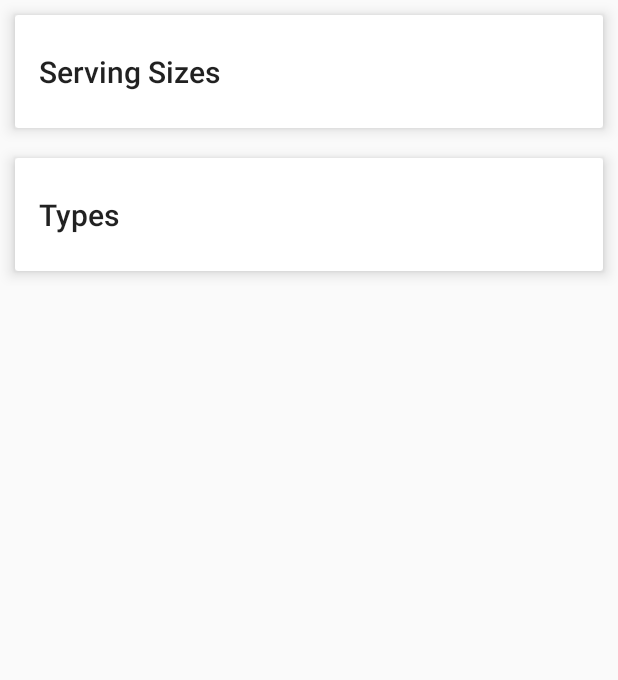
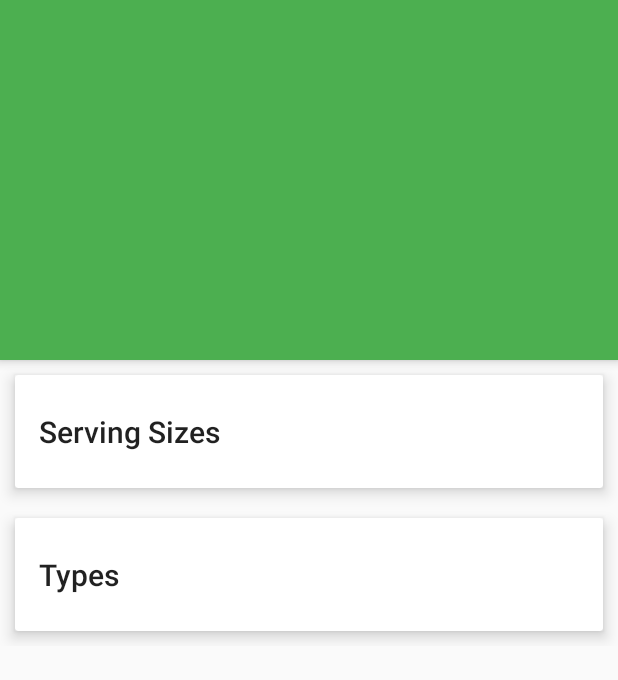
Before and after one commit to nutritionfactsorg/daily-dozen-android, an Android app: the layout activity_food_info.xml on its own in the app's theme, with its tools: preview values and no code run, on a phone screen of 412 x 824 dp. Shown: the top 680 px of the screen. Run offline under Robolectric (Android 15) with nearby library versions, the light colour scheme and no system bars.

Commit message:
Added large images

```diff
--- a/app/build.gradle
+++ b/app/build.gradle
@@ -43,6 +43,7 @@ dependencies {
     compile fileTree(dir: 'libs', include: ['*.jar'])
     compile 'com.android.support:appcompat-v7:23.2.1'
     compile 'com.android.support:cardview-v7:23.2.1'
+    compile 'com.android.support:design:23.2.1'
     compile 'com.michaelpardo:activeandroid:3.1.0-SNAPSHOT'
     compile('com.crashlytics.sdk.android:crashlytics:2.5.5@aar') {
         transitive = true;
--- a/app/src/main/res/layout/activity_food_info.xml
+++ b/app/src/main/res/layout/activity_food_info.xml
@@ -1,8 +1,39 @@
 <?xml version="1.0" encoding="utf-8"?>
-<ScrollView xmlns:android="http://schemas.android.com/apk/res/android"
+<android.support.design.widget.CoordinatorLayout
+    xmlns:android="http://schemas.android.com/apk/res/android"
     xmlns:app="http://schemas.android.com/apk/res-auto"
     android:layout_width="match_parent"
     android:layout_height="match_parent">
+
+    <android.support.design.widget.AppBarLayout
+        android:layout_width="match_parent"
+        android:layout_height="240dp"
+        android:theme="@style/ThemeOverlay.AppCompat.Dark.ActionBar">
+
+        <android.support.design.widget.CollapsingToolbarLayout
+            android:id="@+id/food_info_collapsing_toolbar"
+            android:layout_width="match_parent"
+            android:layout_height="wrap_content"
+            app:contentScrim="?attr/colorPrimary"
+            app:expandedTitleMarginEnd="64dp"
+            app:expandedTitleMarginStart="48dp"
+            app:layout_scrollFlags="scroll|exitUntilCollapsed">
+
+            <ImageView
+                android:id="@+id/food_info_image"
+                android:contentDescription="@null"
+                android:layout_width="match_parent"
+                android:layout_height="wrap_content"
+                app:layout_collapseMode="parallax"/>
+
+        </android.support.design.widget.CollapsingToolbarLayout>
+
+    </android.support.design.widget.AppBarLayout>
+
+    <android.support.v4.widget.NestedScrollView
+        android:layout_width="match_parent"
+        android:layout_height="match_parent"
+        app:layout_behavior="@string/appbar_scrolling_view_behavior">
 
         <LinearLayout
             android:layout_width="match_parent"
@@ -10,10 +41,10 @@
             android:orientation="vertical">
 
             <android.support.v7.widget.CardView
-            app:cardElevation="6dp"
+                android:layout_width="match_parent"
+                android:layout_height="wrap_content"
                 android:layout_margin="10dp"
-            android:layout_width="match_parent"
-            android:layout_height="wrap_content">
+                app:cardElevation="6dp">
 
                 <LinearLayout
                     style="@style/Widget.CardContent"
@@ -22,10 +53,10 @@
                     android:orientation="vertical">
 
                     <TextView
+                        android:layout_width="match_parent"
+                        android:layout_height="wrap_content"
                         android:text="@string/serving_sizes"
-                    android:textAppearance="@style/TextAppearance.AppCompat.Title"
-                    android:layout_width="match_parent"
-                    android:layout_height="wrap_content"/>
+                        android:textAppearance="@style/TextAppearance.AppCompat.Title"/>
 
                     <ListView
                         android:id="@+id/food_serving_sizes"
@@ -37,10 +68,10 @@
             </android.support.v7.widget.CardView>
 
             <android.support.v7.widget.CardView
-            app:cardElevation="6dp"
+                android:layout_width="match_parent"
+                android:layout_height="wrap_content"
                 android:layout_margin="10dp"
-            android:layout_width="match_parent"
-            android:layout_height="wrap_content">
+                app:cardElevation="6dp">
 
                 <LinearLayout
                     style="@style/Widget.CardContent"
@@ -49,10 +80,10 @@
                     android:orientation="vertical">
 
                     <TextView
+                        android:layout_width="match_parent"
+                        android:layout_height="wrap_content"
                         android:text="@string/types"
-                    android:textAppearance="@style/TextAppearance.AppCompat.Title"
-                    android:layout_width="match_parent"
-                    android:layout_height="wrap_content"/>
+                        android:textAppearance="@style/TextAppearance.AppCompat.Title"/>
 
                     <ListView
                         android:id="@+id/food_types"
@@ -65,4 +96,6 @@
 
         </LinearLayout>
 
-</ScrollView>
+    </android.support.v4.widget.NestedScrollView>
+
+</android.support.design.widget.CoordinatorLayout>
```
Also changed, not shown: app/src/main/java/org/nutritionfacts/dailydozen/activity/FoodInfoActivity.java (+9 -0 lines), app/src/main/java/org/nutritionfacts/dailydozen/model/FoodInfo.java (+26 -0 lines), app/src/main/res/drawable-nodpi/beans.png (added), app/src/main/res/drawable-nodpi/berries.png (added), app/src/main/res/drawable-nodpi/beverages.png (added), app/src/main/res/drawable-nodpi/cruciferous_vegetables.png (added), app/src/main/res/drawable-nodpi/dr_greger.png (added), app/src/main/res/drawable-nodpi/flaxseeds.png (added), app/src/main/res/drawable-nodpi/greens.png (added), app/src/main/res/drawable-nodpi/nutrition_facts_logo.png (added), app/src/main/res/drawable-nodpi/nuts.png (added), app/src/main/res/drawable-nodpi/other_fruits.png (added), 4 other files. Lines whose indentation alone changed are shown as unchanged.
